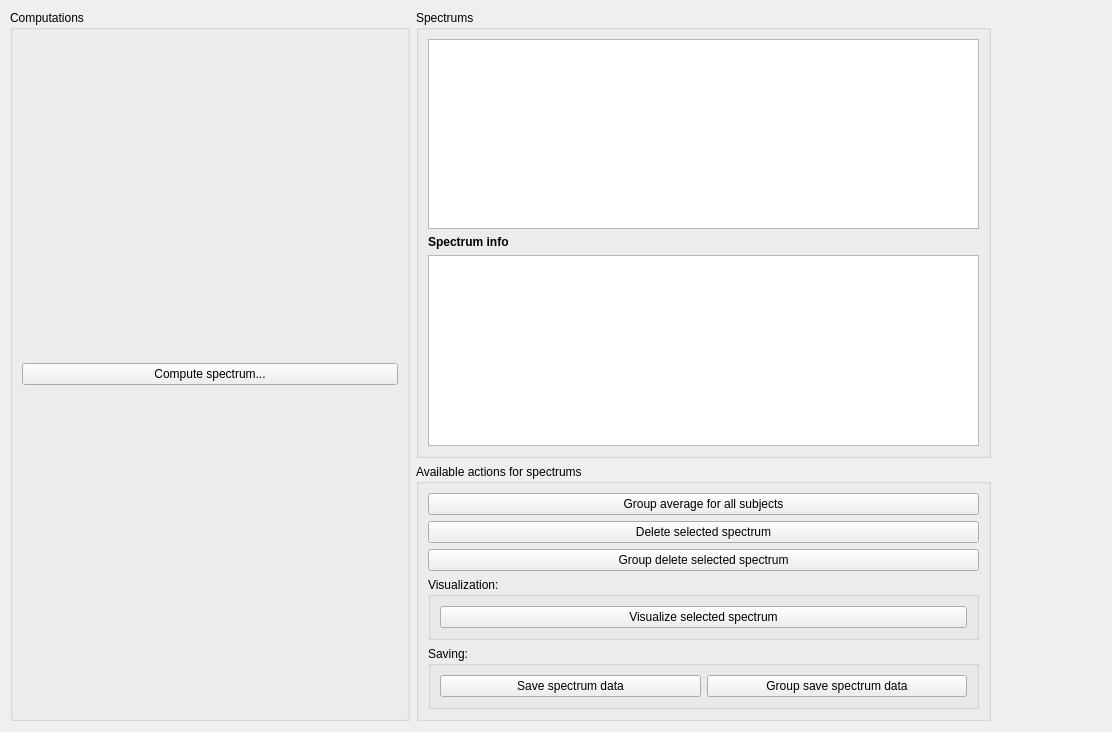
Before: the Qt Designer form qt4Designer_ui_files/mainWindowTabSpectrumsUi.ui in cibr-jyu/meggie, drawn with Qt 5.
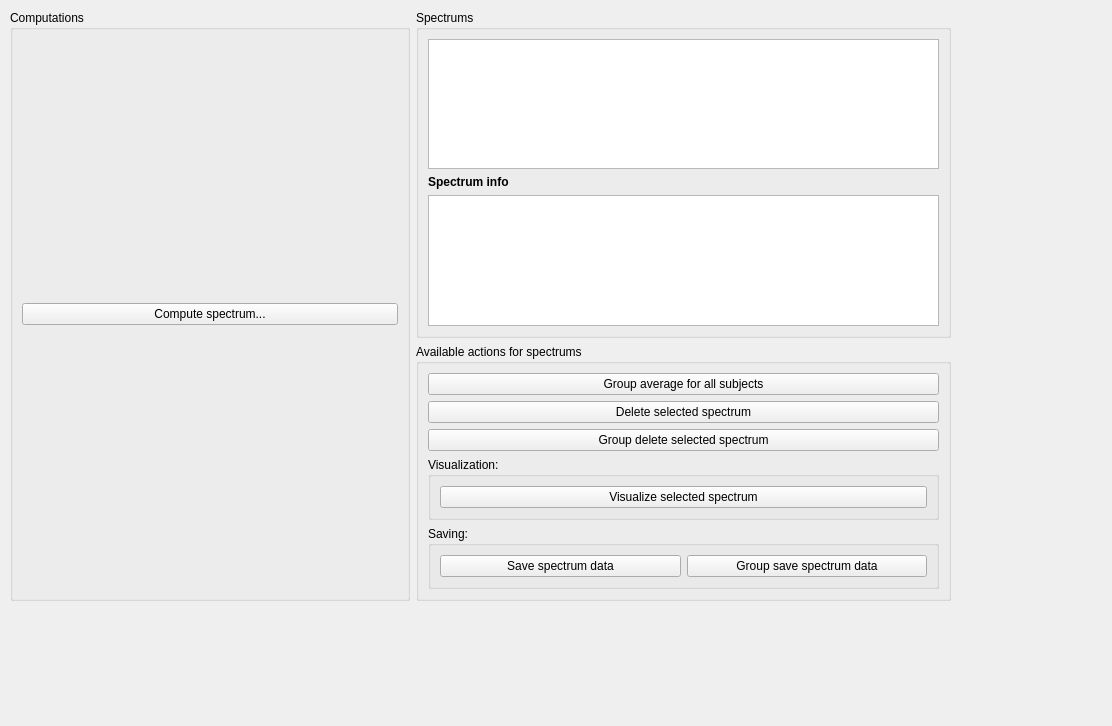
After: the same form once the commit is applied.

Commit message: Update spectrum data saving

Patch:
```diff
--- a/qt4Designer_ui_files/mainWindowTabSpectrumsUi.ui
+++ b/qt4Designer_ui_files/mainWindowTabSpectrumsUi.ui
@@ -7,7 +7,7 @@
     <x>0</x>
     <y>0</y>
     <width>1112</width>
-    <height>732</height>
+    <height>726</height>
    </rect>
   </property>
   <property name="windowTitle">
@@ -18,8 +18,8 @@
     <rect>
      <x>10</x>
      <y>10</y>
-     <width>981</width>
-     <height>711</height>
+     <width>941</width>
+     <height>591</height>
     </rect>
    </property>
    <layout class="QGridLayout" name="gridLayout_15">
```
The commit also changes 10 other files.
